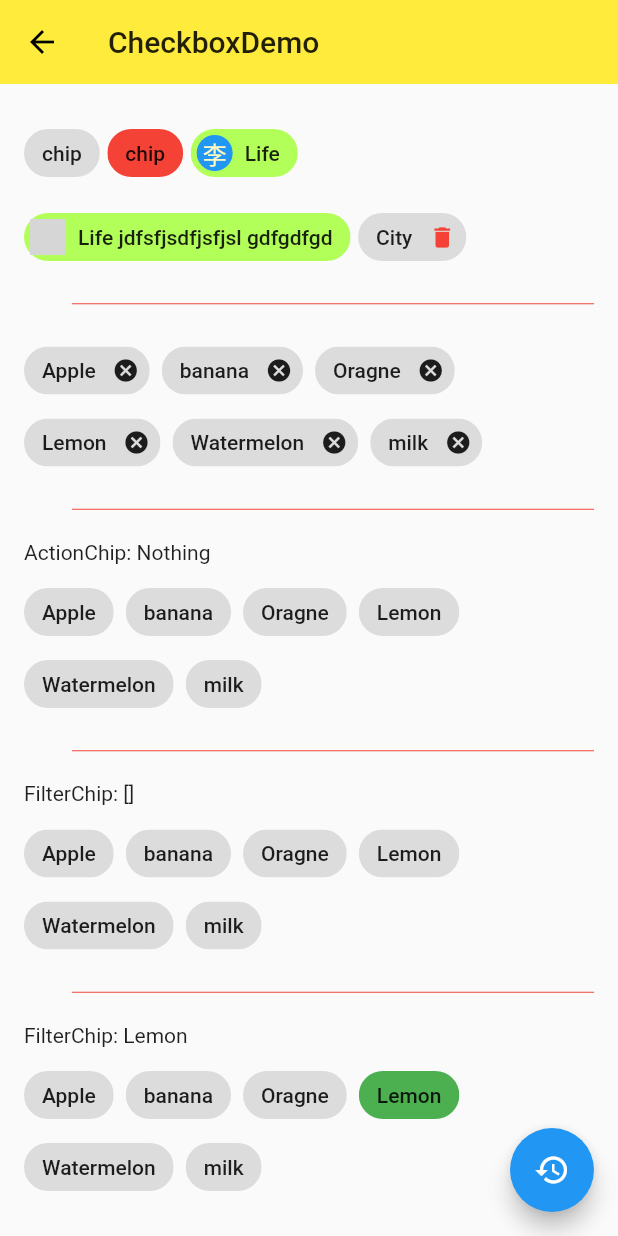
After one commit to CoolestLee707/myFlutter, a Flutter app: the ChipDemo screen opened directly, on a phone screen of 412 x 824 dp. The commit adds this screen. Run offline on Flutter 3.47's test engine with Material 2 defaults, Android fonts, the phone set to English and light mode, and no system bars; network calls fail; grey boxes are pictures that could not be loaded.

Commit message:
Chip碎片

```diff
--- a/lib/demo/checkbox_demo.dart
+++ b/lib/demo/checkbox_demo.dart
@@ -20,6 +20,7 @@ class _CheckboxDemoState extends State<CheckboxDemo> {
       body: Container(
         padding: EdgeInsets.all(16.0),
         child: Column(
+
           mainAxisAlignment: MainAxisAlignment.center,
           children: <Widget>[
             CheckboxListTile(
--- /dev/null
+++ b/lib/demo/chip_demo.dart
@@ -0,0 +1,222 @@
+import 'package:flutter/material.dart';
+
+class ChipDemo extends StatefulWidget {
+  @override
+  _ChipDemoState createState() => _ChipDemoState();
+}
+
+class _ChipDemoState extends State<ChipDemo> {
+  List<String> _tags = [
+    'Apple',
+    'banana',
+    'Oragne',
+    'Lemon',
+    'Watermelon',
+    'milk',
+  ];
+
+  String _action = 'Nothing';
+
+  List<String> _selected = [];
+
+  String _choice = 'Lemon';
+  @override
+  Widget build(BuildContext context) {
+    return Scaffold(
+      appBar: AppBar(
+        title: Text("CheckboxDemo"),
+        elevation: 0.0,
+      ),
+      body: Container(
+        padding: EdgeInsets.all(16.0),
+        child: Column(
+          mainAxisAlignment: MainAxisAlignment.center,
+          children: <Widget>[
+            // Wrap可以换行展示
+            Wrap(
+              spacing: 5.0, //左右间隔
+              runSpacing: 8.0, //行与行之间的间隔
+              children: <Widget>[
+                Chip(
+                  label: Text('chip'),
+                ),
+
+                Chip(
+                  label: Text('chip'),
+                  backgroundColor: Colors.red,
+                ),
+
+                Chip(
+                  label: Text('Life'),
+                  backgroundColor: Colors.lightGreenAccent,
+
+                  //左边的圆圈
+                  avatar: CircleAvatar(
+                    backgroundColor: Colors.blue,
+                    child: Text('李'),
+                  ),
+                ),
+
+                Chip(
+                  label: Text('Life jdfsfjsdfjsfjsl gdfgdfgd'),
+                  backgroundColor: Colors.lightGreenAccent,
+                  avatar: CircleAvatar(
+                    backgroundImage: NetworkImage(
+                      'https://b-ssl.duitang.com/uploads/blog/201404/14/20140414152949_BYjee.jpeg',
+                    ),
+                  ),
+                ),
+
+                // 带删除功能的chip
+                Chip(
+                  label: Text('City'),
+                  deleteIcon: Icon(Icons.delete), //自定义删除按钮
+                  deleteIconColor: Colors.red, //删除按钮的颜色
+                  deleteButtonTooltipMessage:
+                      'Remove this tag? ', //长按删除按钮会弹出这个提示
+
+                  //删除按下方法
+                  onDeleted: () {
+                    debugPrint('Delete');
+                  },
+                ),
+                // 就是一条分隔线
+                Divider(
+                  height: 25.0, //占的地高度，并不是线变宽
+                  color: Colors.red,
+                  indent: 32.0, //左边缩进
+                ),
+
+                //基于列表生成chips
+                Wrap(
+                  spacing: 8.0,
+                  // _tags迭代处理数组中的元素，map()里放方法
+                  children: _tags.map((tag) {
+                    return Chip(
+                      label: Text(tag),
+                      onDeleted: () {
+                        setState(() {
+                          _tags.remove(tag);
+                        });
+                      },
+                    );
+                  }).toList(),
+                ),
+
+                Divider(
+                  height: 25.0, //占的地高度，并不是线变宽
+                  color: Colors.red,
+                  indent: 32.0, //左边缩进
+                ),
+
+                Container(
+                  width: double.infinity,
+                  child: Text('ActionChip: $_action'),
+                ),
+              //  ActionChip ----- 动作碎片
+                Wrap(
+                  spacing: 8.0,
+                  // _tags迭代处理数组中的元素，map()里放方法
+                  children: _tags.map((tag) {
+                    return ActionChip(
+                      label: Text(tag),
+                      onPressed: (){
+                        debugPrint(tag);
+                        setState(() {
+                          _action = tag;
+                        });
+                      },
+                    );
+                  }).toList(),
+                ),
+
+
+                Divider(
+                  height: 25.0, //占的地高度，并不是线变宽
+                  color: Colors.red,
+                  indent: 32.0, //左边缩进
+                ),
+
+                Container(
+                  width: double.infinity,
+                  child: Text('FilterChip: ${_selected.toString()}'),//将_selected数组选中的项变成字符串
+                ),
+              //  FilterChip -------------- 过滤碎片
+                Wrap(
+                  spacing: 8.0,
+                  // _tags迭代处理数组中的元素，map()里放方法
+                  children: _tags.map((tag) {
+                    return FilterChip(
+                      label: Text(tag),
+                      selected: _selected.contains(tag),
+                      onSelected: (value){
+
+                        setState(() {
+                          if (_selected.contains(tag)) {
+                            _selected.remove(tag);
+                          } else {
+                            _selected.add(tag);
+                          }
+                        });
+                      },
+                    );
+                  }).toList(),
+                ),
+
+
+                Divider(
+                  height: 25.0,
+                  color: Colors.red,
+                  indent: 32.0,
+                ),
+
+                Container(
+                  width: double.infinity,
+                  child: Text('FilterChip: $_choice'),
+                ),
+              //  ChoiceChip -------------- 选择碎片
+                Wrap(
+                  spacing: 8.0,
+                  // _tags迭代处理数组中的元素，map()里放方法
+                  children: _tags.map((tag) {
+                    return ChoiceChip(
+                      label: Text(tag),
+                      selected: _choice == tag,
+                      selectedColor: Colors.green,
+                      onSelected: (value){
+
+                        setState(() {
+                          _choice = tag;
+                        });
+                      },
+                    );
+                  }).toList(),
+                )
+
+              ],
+            )
+          ],
+        ),
+      ),
+      floatingActionButton: FloatingActionButton(
+        child: Icon(Icons.restore),
+        onPressed: () {
+          setState(() {
+            _tags = [
+              'Apple',
+              'banana',
+              'Oragne',
+              'Lemon',
+              'Watermelon',
+              'milk',
+            ];
+
+            _selected = [];
+
+            _choice = 'Lemon';
+          });
+        },
+      ),
+    );
+  }
+}
--- a/lib/demo/expansion_panel_demo.dart
+++ b/lib/demo/expansion_panel_demo.dart
@@ -88,7 +88,8 @@ class _ExpansionPanelDemoState extends State<ExpansionPanelDemo> {
                 });
               },
 
-              // 列表通过循环_expansionPanelItems数组来创建
+              // 列表通过循环_expansionPanelItems数组来创建ExpansionPanel数组
+              // 遍历ExpansionPaneItem类型的数组生成ExpansionPanel类型的三个数组
               children: _expansionPanelItems.map(
                 (ExpansionPaneItem item) {
                   return ExpansionPanel(
--- a/lib/demo/material_components.dart
+++ b/lib/demo/material_components.dart
@@ -13,6 +13,7 @@ import './alert_dialog_demo.dart';
 import './bottom_sheet_demo.dart';
 import './snack_bar_demo.dart';
 import './expansion_panel_demo.dart';
+import './chip_demo.dart';
 
 class MaterialComponents extends StatelessWidget {
   @override
@@ -89,6 +90,10 @@ class MaterialComponents extends StatelessWidget {
             title: 'ExpansionPanelDemo--收缩面板',
             page: ExpansionPanelDemo(),
           ),
+          ListItem(
+            title: 'ChipDemo--小碎片',
+            page: ChipDemo(),
+          ),
         ],
       ),
     );
--- a/lib/demo/radio_demo.dart
+++ b/lib/demo/radio_demo.dart
@@ -25,7 +25,7 @@ class _RadioDemoState extends State<RadioDemo> {
   Widget build(BuildContext context) {
     return Scaffold(
       appBar: AppBar(
-        title: Text("CheckboxDemo"),
+        title: Text("RadioDemo"),
         elevation: 0.0,
       ),
       body: Container(
```
